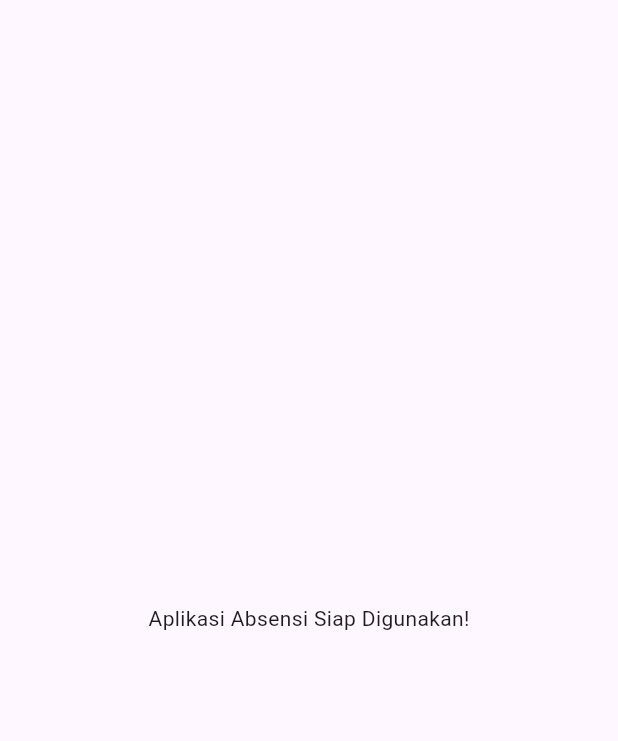
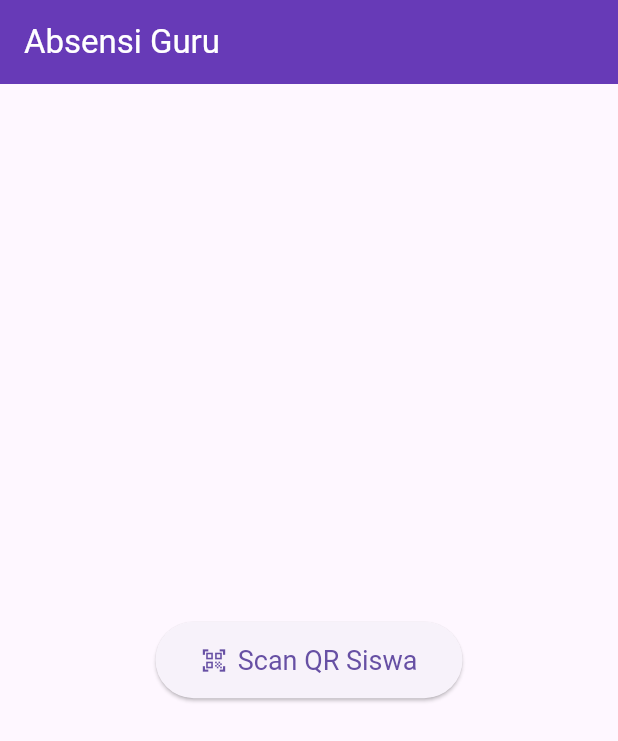
Before and after one commit to RulyOctareza/absensi-sekolah-flutter, a Flutter app: the screen it shows after launch, on a phone screen of 412 x 824 dp. Shown: the top 741 px of the screen. Run offline on Flutter 3.47's test engine with Material 3 defaults, Android fonts, the phone set to English and light mode, and no system bars; our stand-ins replace firebase_database; missing offline and left inert: qr_code_scanner; accounts and stored records are empty.

Commit message:
Update minimum SDK version, add camera permission, and implement QR scanner functionality

```diff
--- a/lib/app/presentation/screens/home_screen.dart
+++ b/lib/app/presentation/screens/home_screen.dart
@@ -1,3 +1,4 @@
+import 'package:absensi_sekolah/app/presentation/screens/qr_scanner_screen.dart';
 import 'package:flutter/material.dart';
 
 class HomeScreen extends StatelessWidget {
@@ -5,8 +6,37 @@ class HomeScreen extends StatelessWidget {
 
   @override
   Widget build(BuildContext context) {
-    return const Scaffold(
-      body: Center(child: Text('Aplikasi Absensi Siap Digunakan!')),
+    return Scaffold(
+      appBar: AppBar(
+        title: const Text('Absensi Guru'),
+        backgroundColor: Colors.deepPurple,
+        foregroundColor: Colors.white,
+      ),
+      body: Center(
+        child: ElevatedButton.icon(
+          icon: const Icon(Icons.qr_code_scanner),
+          label: const Text('Scan QR Siswa'),
+          style: ElevatedButton.styleFrom(
+            padding: const EdgeInsets.symmetric(horizontal: 30, vertical: 15),
+            textStyle: const TextStyle(fontSize: 18),
+          ),
+          onPressed: () async {
+            final result = await Navigator.push<String?>(
+              context,
+              MaterialPageRoute(builder: (context) => const QRScannerScreen()),
+            );
+
+            if (result != null) {
+              // Tampilkan hasil scan di snackbar
+              if (context.mounted) {
+                ScaffoldMessenger.of(
+                  context,
+                ).showSnackBar(SnackBar(content: Text('Hasil Scan: $result')));
+              }
+            }
+          },
+        ),
+      ),
     );
   }
 }
--- /dev/null
+++ b/lib/app/utils/constants.dart
@@ -0,0 +1,2 @@
+const String webAppUrl =
+    'https://script.google.com/macros/s/AKfycbxPL7OiZSfZZb27-eJp2KHSdGcZ7M11F_-Zj-Ec8SY7fMyIc32T0ElwNWO6x2DPywLX/exec';
```
Also changed, not shown: lib/app/data/services/firebase_service.dart (added, +26 -0 lines), lib/app/presentation/screens/qr_scanner_screen.dart (added, +58 -0 lines), 2 other files.
